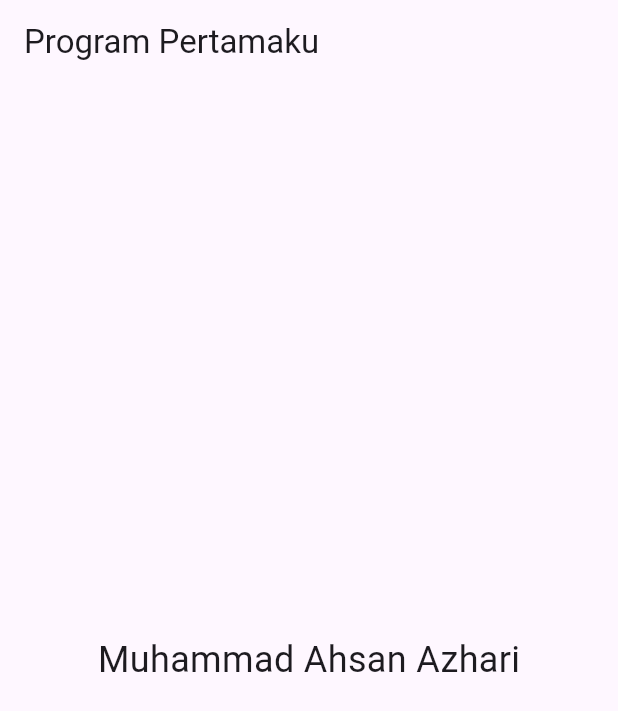
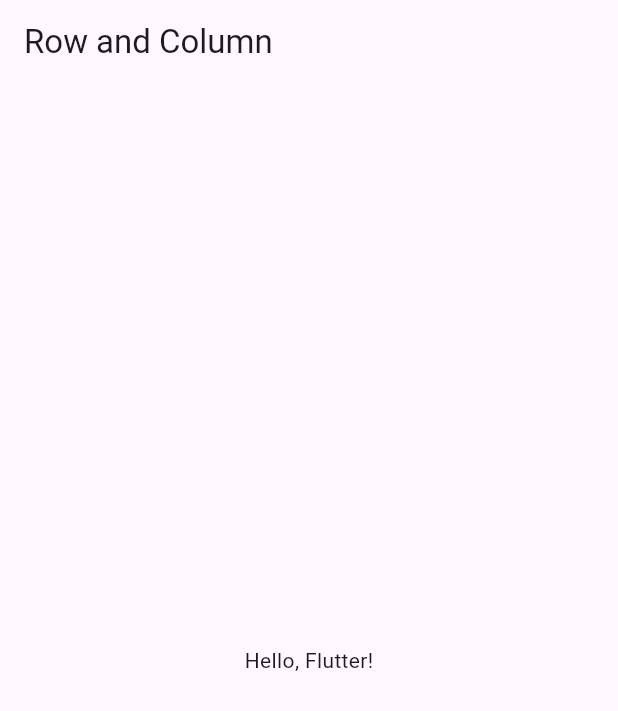
Before and after one commit to sannn-s/Mobile_Praktikum2, a Flutter app: the screen it shows after launch, on a phone screen of 412 x 824 dp. Shown: the top 711 px of the screen. Run offline on Flutter 3.47's test engine with Material 3 defaults, Android fonts, the phone set to English and light mode, and no system bars.

Commit message:
add code mobile progaming 2

```diff
--- a/lib/main.dart
+++ b/lib/main.dart
@@ -8,17 +8,15 @@ class MyApp extends StatelessWidget {
   const MyApp({super.key});
 
   @override
-Widget build(BuildContext context){
+  Widget build(BuildContext context) {
     return MaterialApp(
+      title: 'Row and Column',
       home: Scaffold(
         appBar: AppBar(
-        title: const Text('Program Pertamaku'),
+          title: Text('Row and Column'),
         ),
-      body: const Center(
-        child: Text(
-          'Muhammad Ahsan Azhari',
-          style: TextStyle(fontSize: 24),
-          ),
+        body: Center(
+          child: Text('Hello, Flutter!'),
         ),
       ),
     );
```
Lines whose indentation alone changed are shown as unchanged.
